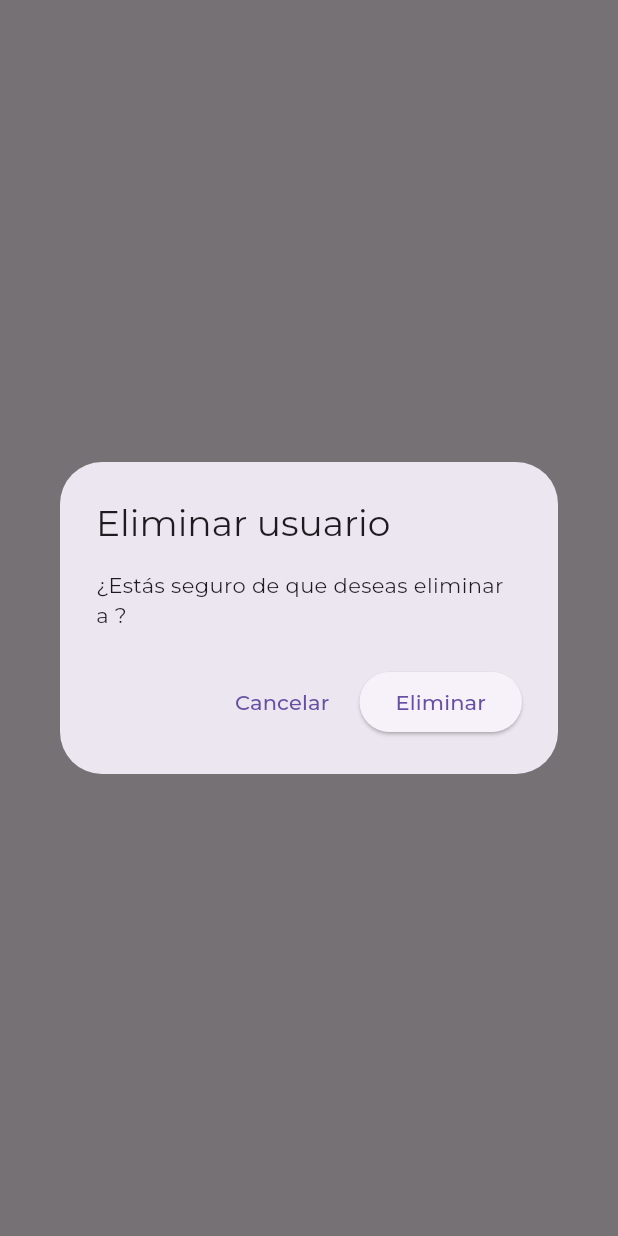
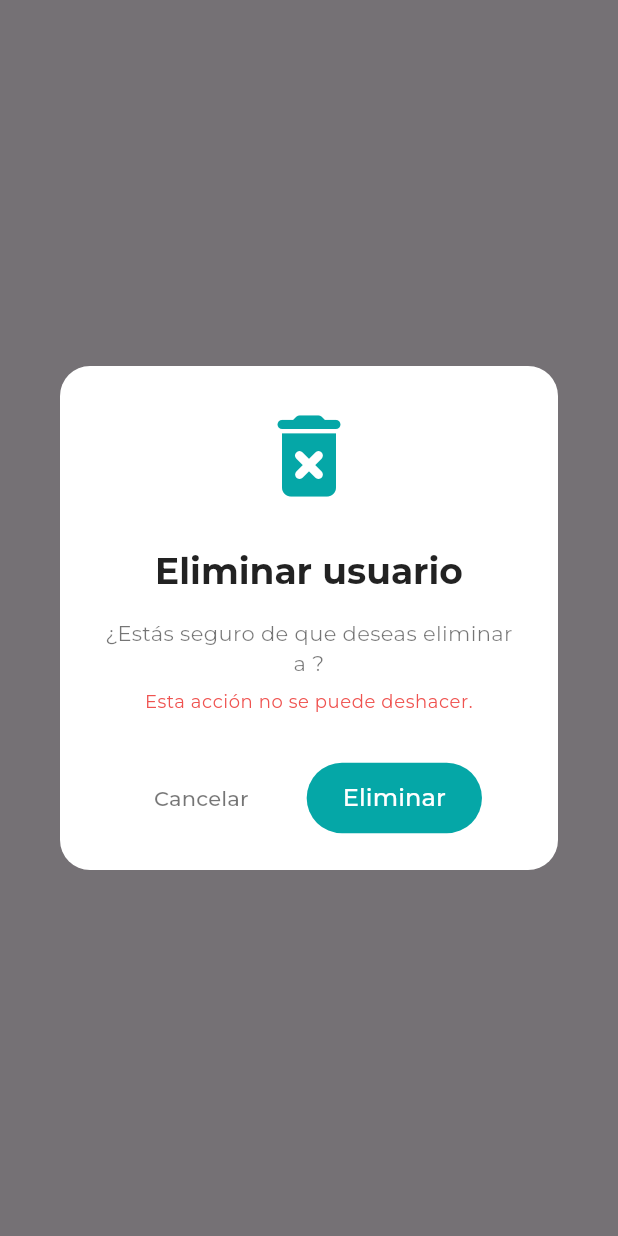
Before and after one commit to efrain131202/Dashboard-Vial, a Flutter app: what deleteUser() shows on an empty page, opened directly with empty values, on a phone screen of 412 x 824 dp. Run offline on Flutter 3.47's test engine with Material 3 defaults, Android fonts, the phone set to English and light mode, and no system bars; our stand-ins replace cached_network_image, cloud_firestore, firebase_auth, firebase_core, firebase_storage, fl_chart and 3 more; missing offline and left inert: bitsdojo_window; accounts and stored records are empty; statements that could not run were skipped; project files that could hold a hidden picture were left out.

Commit message:
agregando mejoras en inferfas

```diff
--- a/lib/screens/components/exit_app.dart
+++ b/lib/screens/components/exit_app.dart
@@ -1,6 +1,7 @@
 import 'package:flutter/material.dart';
 import 'dart:io';
 import 'package:firebase_auth/firebase_auth.dart';
+import 'package:vial_dashboard/screens/utils/constants.dart';
 
 void exitApp(BuildContext context) {
   showDialog(
@@ -17,7 +18,7 @@ void exitApp(BuildContext context) {
           children: [
             const Icon(
               Icons.exit_to_app_rounded,
-              color: Color(0xFF05A7A7),
+              color: primaryColor, // Sustituido
               size: 72,
             ),
             const SizedBox(height: 24),
@@ -62,7 +63,7 @@ void exitApp(BuildContext context) {
                   },
                   style: ElevatedButton.styleFrom(
                     foregroundColor: Colors.white,
-                    backgroundColor: const Color(0xFF05A7A7),
+                    backgroundColor: primaryColor, // Sustituido
                     padding: const EdgeInsets.symmetric(
                         horizontal: 24, vertical: 12),
                     shape: RoundedRectangleBorder(
--- a/lib/screens/components/user_actions.dart
+++ b/lib/screens/components/user_actions.dart
@@ -1,5 +1,6 @@
 import 'package:flutter/material.dart';
 import 'package:cloud_firestore/cloud_firestore.dart';
+import 'package:vial_dashboard/screens/utils/constants.dart';
 import 'package:vial_dashboard/screens/utils/user_data.dart';
 import 'package:vial_dashboard/screens/components/user_details_screen.dart';
 import 'package:vial_dashboard/screens/components/user_edit_screen.dart';
@@ -37,21 +38,77 @@ Future<void> editUser(BuildContext context, UserData user) async {
 Future<void> deleteUser(BuildContext context, UserData user) async {
   bool? confirmed = await showDialog<bool>(
     context: context,
-    builder: (context) => AlertDialog(
-      title: const Text('Eliminar usuario'),
-      content:
-          Text('¿Estás seguro de que deseas eliminar a ${user.displayName}?'),
-      actions: [
+    builder: (BuildContext context) {
+      return AlertDialog(
+        shape: RoundedRectangleBorder(
+          borderRadius: BorderRadius.circular(20),
+        ),
+        backgroundColor: Colors.white,
+        contentPadding: const EdgeInsets.all(24),
+        content: Column(
+          mainAxisSize: MainAxisSize.min,
+          children: [
+            const Icon(
+              Icons.delete_forever_rounded,
+              color: primaryColor, // Sustituido
+              size: 72,
+            ),
+            const SizedBox(height: 24),
+            Text(
+              'Eliminar usuario',
+              style: Theme.of(context).textTheme.headlineSmall?.copyWith(
+                    fontWeight: FontWeight.bold,
+                    color: Colors.black87,
+                  ),
+              textAlign: TextAlign.center,
+            ),
+            const SizedBox(height: 16),
+            Text(
+              '¿Estás seguro de que deseas eliminar a ${user.displayName}?',
+              style: Theme.of(context).textTheme.bodyMedium?.copyWith(
+                    color: Colors.black54,
+                  ),
+              textAlign: TextAlign.center,
+            ),
+            const SizedBox(height: 8),
+            Text(
+              'Esta acción no se puede deshacer.',
+              style: Theme.of(context).textTheme.bodySmall?.copyWith(
+                    color: Colors.red[400],
+                  ),
+              textAlign: TextAlign.center,
+            ),
+            const SizedBox(height: 32),
+            Row(
+              mainAxisAlignment: MainAxisAlignment.spaceEvenly,
+              children: [
                 TextButton(
                   onPressed: () => Navigator.of(context).pop(false),
-          child: const Text('Cancelar'),
+                  child: const Text(
+                    'Cancelar',
+                    style: TextStyle(color: Colors.black54),
+                  ),
                 ),
                 ElevatedButton(
                   onPressed: () => Navigator.of(context).pop(true),
-          child: const Text('Eliminar'),
+                  style: ElevatedButton.styleFrom(
+                    foregroundColor: Colors.white,
+                    backgroundColor: primaryColor, // Sustituido
+                    padding: const EdgeInsets.symmetric(
+                        horizontal: 24, vertical: 12),
+                    shape: RoundedRectangleBorder(
+                      borderRadius: BorderRadius.circular(30),
+                    ),
+                    elevation: 0,
+                  ),
+                  child: const Text('Eliminar', style: TextStyle(fontSize: 16)),
                 ),
               ],
             ),
+          ],
+        ),
+      );
+    },
   );
 
   if (confirmed ?? false) {
@@ -61,16 +118,36 @@ Future<void> deleteUser(BuildContext context, UserData user) async {
           .doc(user.uid)
           .delete();
       ScaffoldMessenger.of(context).showSnackBar(
-        const SnackBar(
-          content: Text('Usuario eliminado correctamente'),
-          duration: Duration(seconds: 3),
+        SnackBar(
+          content: const Row(
+            children: [
+              Icon(Icons.check_circle_rounded, color: Colors.white),
+              SizedBox(width: 8),
+              Text('Usuario eliminado correctamente'),
+            ],
+          ),
+          backgroundColor: primaryColor, // Sustituido
+          duration: const Duration(seconds: 3),
+          behavior: SnackBarBehavior.floating,
+          shape:
+              RoundedRectangleBorder(borderRadius: BorderRadius.circular(10)),
         ),
       );
     } catch (e) {
       ScaffoldMessenger.of(context).showSnackBar(
         SnackBar(
-          content: Text('Error al eliminar al usuario: $e'),
-          duration: const Duration(seconds: 3),
+          content: Row(
+            children: [
+              const Icon(Icons.error_rounded, color: Colors.white),
+              const SizedBox(width: 8),
+              Expanded(child: Text('Error al eliminar al usuario: $e')),
+            ],
+          ),
+          backgroundColor: Colors.red,
+          duration: const Duration(seconds: 5),
+          behavior: SnackBarBehavior.floating,
+          shape:
+              RoundedRectangleBorder(borderRadius: BorderRadius.circular(10)),
         ),
       );
     }
```
Also changed, not shown: lib/screens/components/search_field.dart (+58 -10 lines), lib/screens/features/dashboard/user_percentage_card.dart (+12 -13 lines). Lines whose indentation alone changed are shown as unchanged.
